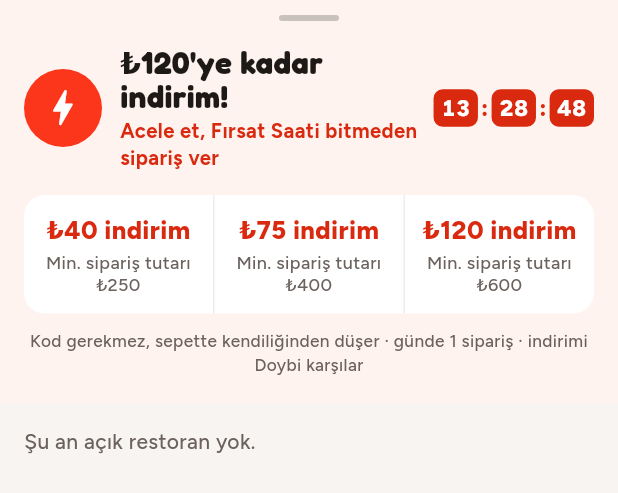
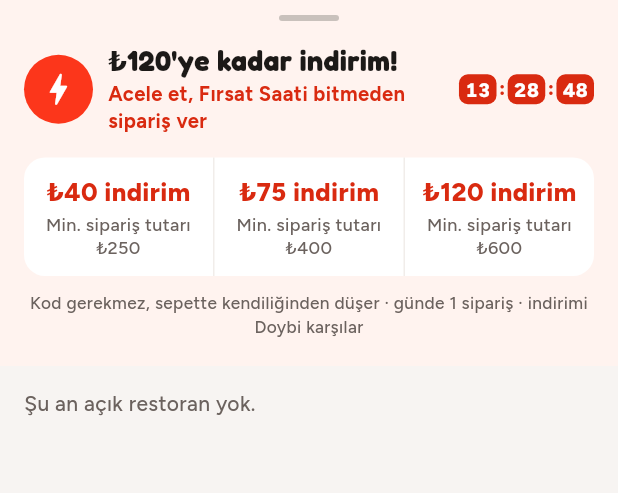
Before and after one commit to cankara46464646-eng/Doybi, a Flutter app: the _FirsatSheet widget shown alone on an empty page, opened directly with empty values, on a phone screen of 412 x 824 dp. Shown: the top 493 px of the screen. Run offline on Flutter 3.47's test engine with Material 3 defaults, Android fonts, the phone set to English and light mode, and no system bars; our stand-ins replace audioplayers, flutter_map, geolocator, image_picker, latlong2, qr_flutter and 2 more; missing offline and left inert: mobile_scanner; accounts and stored records are empty.

Commit message:
Numara yoksa arama düğmesi pasif, Fırsat başlığı sığar
Co-Authored-By: Claude Opus 5.5 <noreply@anthropic.com>
Claude-Session: https://claude.ai/code/session_01KybL2GwJ9n7Rcow3hZ5yWu

```diff
--- a/lib/screens/firsat.dart
+++ b/lib/screens/firsat.dart
@@ -136,12 +136,12 @@ class _CountBoxes extends StatelessWidget {
       var left = s.firsatEnd.difference(s.now);
       if (left.isNegative) left = Duration.zero;
       Widget box(int v) => Container(
-            padding: const EdgeInsets.symmetric(horizontal: 5, vertical: 4),
+            padding: const EdgeInsets.symmetric(horizontal: 4, vertical: 3),
             decoration: BoxDecoration(color: C.red, borderRadius: BorderRadius.circular(6)),
             child: Text(v.toString().padLeft(2, '0'),
-                style: body(15, color: Colors.white, weight: FontWeight.w800, height: 1.1).copyWith(fontFeatures: const [FontFeature.tabularFigures()])),
+                style: body(13, color: Colors.white, weight: FontWeight.w800, height: 1.1).copyWith(fontFeatures: const [FontFeature.tabularFigures()])),
           );
-      Widget dot() => Padding(padding: const EdgeInsets.symmetric(horizontal: 2), child: Text(':', style: body(15, color: C.red, weight: FontWeight.w800)));
+      Widget dot() => Padding(padding: const EdgeInsets.symmetric(horizontal: 1.5), child: Text(':', style: body(13, color: C.red, weight: FontWeight.w800)));
       return Semantics(
         label: '${left.inHours} saat ${left.inMinutes % 60} dakika kaldı',
         child: ExcludeSemantics(
@@ -185,11 +185,11 @@ class _FirsatSheet extends StatelessWidget {
             ),
             const SizedBox(height: 16),
             Row(children: [
-              const _Bolt(size: 52),
-              const SizedBox(width: 12),
+              const _Bolt(size: 46),
+              const SizedBox(width: 10),
               Expanded(
                 child: Column(crossAxisAlignment: CrossAxisAlignment.start, children: [
-                  Text(has ? firsatTitle(s) : 'Fırsat Saati', style: display(21)),
+                  Text(has ? firsatTitle(s) : 'Fırsat Saati', style: display(19)),
                   const SizedBox(height: 2),
                   Text(sub, style: body(13.5, color: C.red, weight: FontWeight.w700)),
                 ]),
--- a/lib/screens/tracking.dart
+++ b/lib/screens/tracking.dart
@@ -78,9 +78,9 @@ class _TrackingScreenState extends State<TrackingScreen> {
                 const SizedBox(height: 12),
                 if (!bad && o.status != OrderStatus.bekliyor && o.status != OrderStatus.teslim) ...[
                   Row(children: [
-                    Expanded(child: BigButton('Kuryeyi ara', outlined: true, icon: Icons.call, onPressed: o.status == OrderStatus.yolda ? () => callPhone(context, s.restaurant(o.restaurantId)?.phone, who: 'Kuryenin numarası') : null)),
+                    Expanded(child: BigButton('Kuryeyi ara', outlined: true, icon: Icons.call, onPressed: o.status == OrderStatus.yolda && (s.restaurant(o.restaurantId)?.phone ?? '').isNotEmpty ? () => callPhone(context, s.restaurant(o.restaurantId)?.phone, who: 'Kuryenin numarası') : null)),
                     const SizedBox(width: 10),
-                    Expanded(child: BigButton('Restoranı ara', outlined: true, icon: Icons.storefront, onPressed: () => callPhone(context, s.restaurant(o.restaurantId)?.phone, who: 'Restoranın numarası'))),
+                    Expanded(child: BigButton('Restoranı ara', outlined: true, icon: Icons.storefront, onPressed: (s.restaurant(o.restaurantId)?.phone ?? '').isEmpty ? null : () => callPhone(context, s.restaurant(o.restaurantId)?.phone, who: 'Restoranın numarası'))),
                   ]),
                   const SizedBox(height: 12),
                 ],
```
